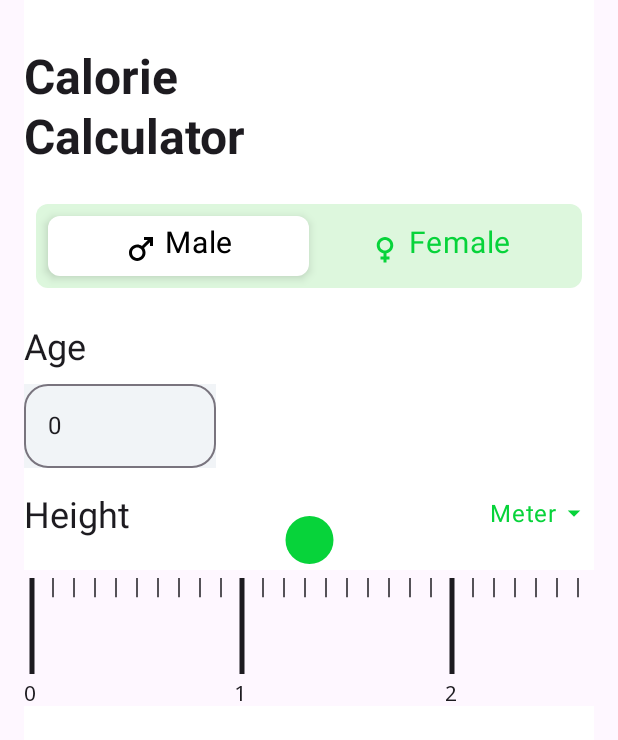
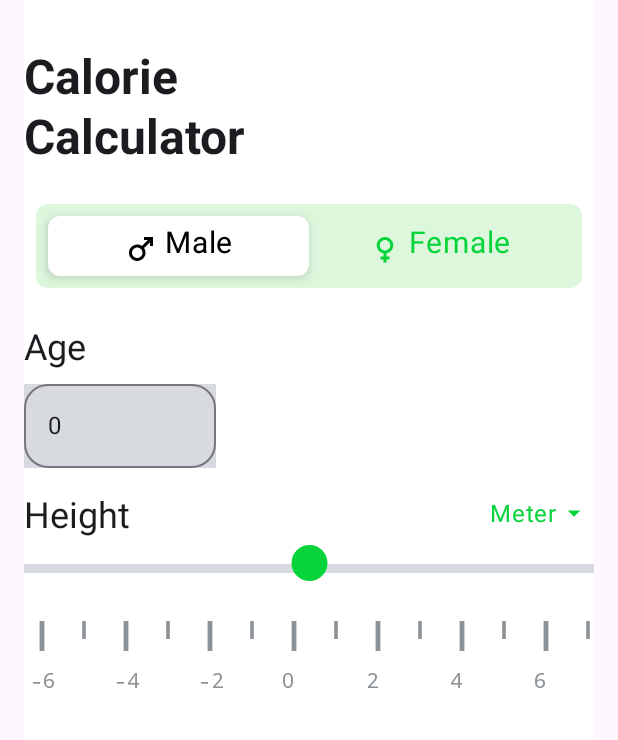
Before and after one commit to shivanandyadav11/SmartBmiCalculator, an Android app built with Jetpack Compose: the BMICalculatorScreen screen opened through its navigation route, on a phone screen of 412 x 824 dp. Shown: the top 740 px of the screen. Run offline under Robolectric (Android 15) with nearby library versions, the phone set to English and light mode, and no system bars.

Commit message:
Update UI

```diff
--- a/app/src/main/java/online/nsandroid/smartbmicalculator/ui/compose/BMIScale.kt
+++ b/app/src/main/java/online/nsandroid/smartbmicalculator/ui/compose/BMIScale.kt
@@ -6,23 +6,29 @@ import androidx.compose.foundation.horizontalScroll
 import androidx.compose.foundation.layout.Arrangement
 import androidx.compose.foundation.layout.Column
 import androidx.compose.foundation.layout.Row
+import androidx.compose.foundation.layout.Spacer
 import androidx.compose.foundation.layout.fillMaxWidth
 import androidx.compose.foundation.layout.height
 import androidx.compose.foundation.layout.offset
 import androidx.compose.foundation.layout.padding
 import androidx.compose.foundation.layout.width
 import androidx.compose.foundation.rememberScrollState
-import androidx.compose.material3.MaterialTheme
+import androidx.compose.material3.Divider
 import androidx.compose.material3.Text
 import androidx.compose.runtime.Composable
 import androidx.compose.ui.Alignment
 import androidx.compose.ui.Modifier
 import androidx.compose.ui.geometry.Offset
+import androidx.compose.ui.graphics.Color
 import androidx.compose.ui.text.TextStyle
 import androidx.compose.ui.text.font.FontFamily
 import androidx.compose.ui.text.style.TextAlign
+import androidx.compose.ui.tooling.preview.Preview
 import androidx.compose.ui.unit.dp
+import online.nsandroid.smartbmicalculator.ui.theme.DarkGrey
+import online.nsandroid.smartbmicalculator.ui.theme.Grey
 import online.nsandroid.smartbmicalculator.ui.theme.LightGreen40
+import online.nsandroid.smartbmicalculator.ui.theme.SmartBMICalculatorTheme
 
 
 @Composable
@@ -33,12 +39,12 @@ fun ScaleCenterPointer() {
         Canvas(
             modifier = Modifier
                 .padding(5.dp)
-                .offset(y = (-136).dp)
+                .offset(y = (-112).dp)
                 .width(3.dp),
         ) {
             drawCircle(
                 color = primaryColor,
-                radius = 16.dp.toPx(),
+                radius = 12.dp.toPx(),
             )
         }
     }
@@ -48,34 +54,36 @@ fun ScaleCenterPointer() {
 fun ScaleLineComponent(
     index: Int
 ) {
-    val isDivisibleBy10 = index % 10 == 0
-    val surfaceColor = MaterialTheme.colorScheme.surface
-    val onSurfaceColor = MaterialTheme.colorScheme.onSurface
+    val isDivisibleBy10 = index % 2 == 0
 
     Column(
         modifier = Modifier
-            .background(surfaceColor)
+            .fillMaxWidth()
+            .background(Color.White)
     ) {
         Canvas(
             modifier = Modifier
-                .padding(5.dp)
-                .height(64.dp)
-                .width(3.dp),
+                .padding(12.dp)
+                .height(20.dp)
+                .fillMaxWidth()
+                .width(4.dp),
         ) {
             drawLine(
-                color = onSurfaceColor,
+                color = DarkGrey,
                 start = Offset(0f, 0f),
-                end = Offset(0f, if (isDivisibleBy10) size.height else size.height * 0.2f),
-                strokeWidth = if (isDivisibleBy10) size.width else size.width * 0.3f
+                end = Offset(0f, if (isDivisibleBy10) size.height else size.height * 0.6f),
+                strokeWidth = if (isDivisibleBy10) size.width * 0.8F else size.width * 0.6f
             )
         }
 
         Text(
-            text = if (isDivisibleBy10) "${index / 10}" else "",
+            modifier = Modifier
+                .fillMaxWidth()
+                .padding(start = 4.dp),
+            text = if (isDivisibleBy10) "${index / 1}" else " ",
             textAlign = TextAlign.Center,
             style = TextStyle(fontFamily = FontFamily.Monospace),
-            color = onSurfaceColor,
-            modifier = Modifier.fillMaxWidth()
+            color = DarkGrey,
         )
     }
 }
@@ -83,14 +91,15 @@ fun ScaleLineComponent(
 @Composable
 fun MeasuringScaleComponent() {
     val scrollState = rememberScrollState()
-
+    Spacer(modifier = Modifier.height(16.dp))
+    Divider(color = Grey, thickness = 6.dp)
     Row(
         modifier = Modifier
             .horizontalScroll(scrollState)
             .padding(top = 20.dp)
             .fillMaxWidth(),
         content = {
-            for (i in 0..1020) {
+            for (i in -6..500) {
                 ScaleLineComponent(index = i)
             }
         }
@@ -106,3 +115,11 @@ fun MeasuringScaleComponent() {
         ScaleCenterPointer()
     }
 }
+
+@Preview
+@Composable
+private fun PreviewMeasuringScaleComponent() {
+    SmartBMICalculatorTheme {
+        MeasuringScaleComponent()
+    }
+}
--- a/app/src/main/java/online/nsandroid/smartbmicalculator/ui/theme/Color.kt
+++ b/app/src/main/java/online/nsandroid/smartbmicalculator/ui/theme/Color.kt
@@ -10,4 +10,5 @@ val LightGreen40 = Color(0xFF07D33A)
 val White = Color(0xFFFFFFFF)
 val DarkGreen40 = Color(0xFF036B1D)
 val Pink40 = Color(0xFF7D5260)
-val Grey = Color(0xFFF1F4F7)
+val Grey = Color(0xFFD7DBDF)
+val DarkGrey = Color(0xFF8D9296)
```
